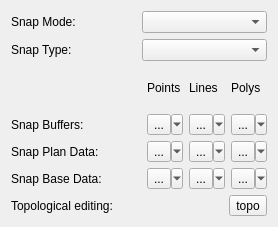
Above: plan/edit_widget_base.ui from lparchaeology/ArkPlan before the change. Below: the same form after it.
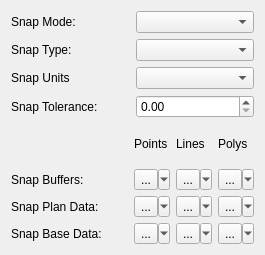
That is the form after the change. Custom widgets are drawn as their Qt base class.

Commit message: Improve Snapping Dock using new snapping utils

Diff of the .ui file:
```diff
--- a/plan/edit_widget_base.ui
+++ b/plan/edit_widget_base.ui
@@ -6,8 +6,8 @@
    <rect>
     <x>0</x>
     <y>0</y>
-    <width>278</width>
-    <height>227</height>
+    <width>265</width>
+    <height>255</height>
    </rect>
   </property>
   <property name="windowTitle">
@@ -21,20 +21,52 @@
        <property name="text">
         <string>Snap Mode:</string>
        </property>
+       <property name="buddy">
+        <cstring>snapModeCombo</cstring>
+       </property>
       </widget>
      </item>
+     <item row="1" column="1">
+      <widget class="SnappingTypeCombo" name="snapTypeCombo"/>
+     </item>
      <item row="0" column="1">
       <widget class="SnappingModeCombo" name="snapModeCombo"/>
      </item>
+     <item row="3" column="0">
+      <widget class="QLabel" name="snapToleranceLabel">
+       <property name="text">
+        <string>Snap Tolerance:</string>
+       </property>
+       <property name="buddy">
+        <cstring>snapToleranceSpin</cstring>
+       </property>
+      </widget>
+     </item>
      <item row="1" column="0">
       <widget class="QLabel" name="snapTypeLabel">
        <property name="text">
         <string>Snap Type:</string>
        </property>
+       <property name="buddy">
+        <cstring>snapTypeCombo</cstring>
+       </property>
       </widget>
      </item>
-     <item row="1" column="1">
-      <widget class="SnappingTypeCombo" name="snapTypeCombo"/>
+     <item row="3" column="1">
+      <widget class="SnappingToleranceSpinBox" name="snapToleranceSpin"/>
+     </item>
+     <item row="2" column="0">
+      <widget class="QLabel" name="snapUnitLabel">
+       <property name="text">
+        <string>Snap Units</string>
+       </property>
+       <property name="buddy">
+        <cstring>snapUnitCombo</cstring>
+       </property>
+      </widget>
+     </item>
+     <item row="2" column="1">
+      <widget class="SnappingUnitCombo" name="snapUnitCombo"/>
      </item>
     </layout>
    </item>
@@ -59,7 +91,7 @@
         <string>Snap Plan Data:</string>
        </property>
        <property name="buddy">
-        <cstring>snapPlanLinesTool</cstring>
+        <cstring>snapPlanPointsTool</cstring>
        </property>
       </widget>
      </item>
@@ -135,7 +167,7 @@
         <string>Snap Buffers:</string>
        </property>
        <property name="buddy">
-        <cstring>snapBufferLinesTool</cstring>
+        <cstring>snapBufferPointsTool</cstring>
        </property>
       </widget>
      </item>
@@ -171,7 +203,7 @@
         <string>Snap Base Data:</string>
        </property>
        <property name="buddy">
-        <cstring>snapPlanLinesTool</cstring>
+        <cstring>snapBasePointsTool</cstring>
        </property>
       </widget>
      </item>
@@ -210,30 +242,6 @@
      </item>
     </layout>
    </item>
-   <item>
-    <layout class="QHBoxLayout" name="horizontalLayout">
-     <item>
-      <widget class="QLabel" name="topologicalLabel">
-       <property name="text">
-        <string>Topological editing:</string>
-       </property>
-       <property name="buddy">
-        <cstring>topologicalTool</cstring>
-       </property>
-      </widget>
-     </item>
-     <item>
-      <widget class="TopoEditToolButton" name="topologicalTool">
-       <property name="text">
-        <string>topo</string>
-       </property>
-       <property name="checkable">
-        <bool>true</bool>
-       </property>
-      </widget>
-     </item>
-    </layout>
-   </item>
   </layout>
  </widget>
  <customwidgets>
@@ -242,11 +250,6 @@
    <extends>QToolButton</extends>
    <header>..libarkqgis.snapping.h</header>
   </customwidget>
-  <customwidget>
-   <class>TopoEditToolButton</class>
-   <extends>QToolButton</extends>
-   <header>..libarkqgis.snapping.h</header>
-  </customwidget>
   <customwidget>
    <class>SnappingModeCombo</class>
    <extends>QComboBox</extends>
@@ -257,6 +260,16 @@
    <extends>QComboBox</extends>
    <header>..libarkqgis.snapping.h</header>
   </customwidget>
+  <customwidget>
+   <class>SnappingToleranceSpinBox</class>
+   <extends>QDoubleSpinBox</extends>
+   <header>..libarkqgis.snapping.h</header>
+  </customwidget>
+  <customwidget>
+   <class>SnappingUnitCombo</class>
+   <extends>QComboBox</extends>
+   <header>..libarkqgis.snapping.h</header>
+  </customwidget>
  </customwidgets>
  <resources/>
  <connections/>
```
Left out of the diff: 15 changed lines with no effect on the pictures. The commit also changes 10 other files.
